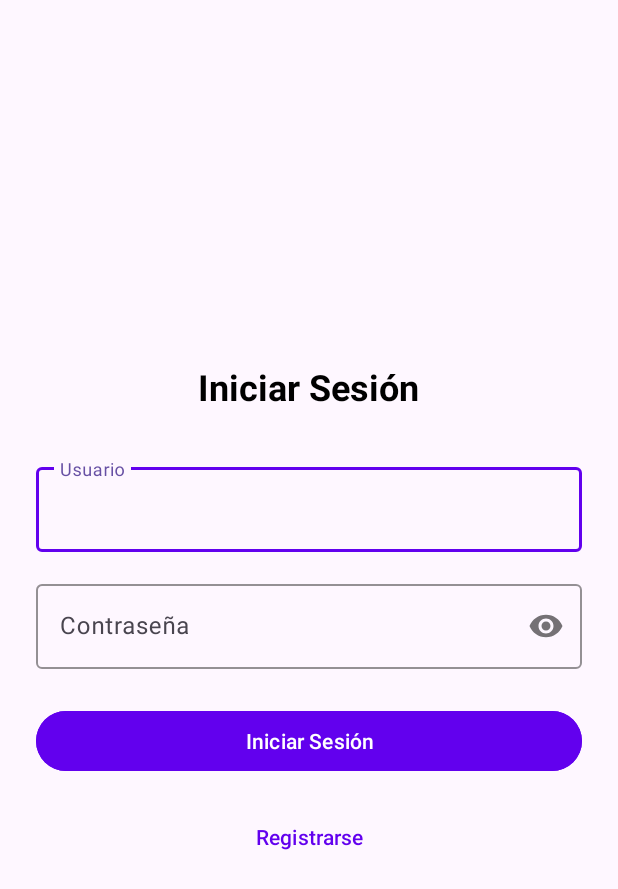
After one commit to LucasAlderete/DAI-Android-Grupo-4, an Android app: the layout auth_fragment_login.xml on its own in the app's theme, with its tools: preview values and no code run, on a phone screen of 412 x 824 dp. The commit adds this screen. Shown: the top 889 px of the screen. Run offline under Robolectric (Android 15) with nearby library versions, the phone set to English and light mode, and no system bars.

Commit message:
fix auth activity xml

```diff
--- a/app/src/main/java/com/example/dai_android_grupo_4/auth/ui/AuthActivity.java
+++ b/app/src/main/java/com/example/dai_android_grupo_4/auth/ui/AuthActivity.java
@@ -6,7 +6,7 @@ import androidx.appcompat.app.AppCompatActivity;
 import androidx.navigation.NavController;
 import androidx.navigation.fragment.NavHostFragment;
 
-import com.uade.exercises.R;
+import com.example.dai_android_grupo_4.R;
 
 import dagger.hilt.android.AndroidEntryPoint;
 
--- /dev/null
+++ b/app/src/main/res/layout/auth_fragment_login.xml
@@ -0,0 +1,70 @@
+<?xml version="1.0" encoding="utf-8"?>
+<LinearLayout xmlns:android="http://schemas.android.com/apk/res/android"
+    xmlns:app="http://schemas.android.com/apk/res-auto"
+    android:layout_width="match_parent"
+    android:layout_height="match_parent"
+    android:orientation="vertical"
+    android:padding="24dp"
+    android:gravity="center">
+
+    <TextView
+        android:layout_width="wrap_content"
+        android:layout_height="wrap_content"
+        android:text="Iniciar Sesión"
+        android:textSize="24sp"
+        android:textStyle="bold"
+        android:layout_marginBottom="32dp"
+        android:textColor="@android:color/black" />
+
+    <com.google.android.material.textfield.TextInputLayout
+        android:layout_width="match_parent"
+        android:layout_height="wrap_content"
+        android:layout_marginBottom="16dp"
+        android:hint="Usuario"
+        app:boxStrokeColor="@color/design_default_color_primary">
+
+        <com.google.android.material.textfield.TextInputEditText
+            android:id="@+id/userEditText"
+            android:layout_width="match_parent"
+            android:layout_height="wrap_content"
+            android:inputType="text"
+            android:maxLines="1" />
+
+    </com.google.android.material.textfield.TextInputLayout>
+
+    <com.google.android.material.textfield.TextInputLayout
+        android:layout_width="match_parent"
+        android:layout_height="wrap_content"
+        android:layout_marginBottom="24dp"
+        android:hint="Contraseña"
+        app:boxStrokeColor="@color/design_default_color_primary"
+        app:passwordToggleEnabled="true">
+
+        <com.google.android.material.textfield.TextInputEditText
+            android:id="@+id/passwordEditText"
+            android:layout_width="match_parent"
+            android:layout_height="wrap_content"
+            android:inputType="textPassword"
+            android:maxLines="1" />
+
+    </com.google.android.material.textfield.TextInputLayout>
+
+    <Button
+        android:id="@+id/loginButton"
+        android:layout_width="match_parent"
+        android:layout_height="wrap_content"
+        android:text="Iniciar Sesión"
+        android:layout_marginBottom="16dp"
+        android:backgroundTint="@color/design_default_color_primary"
+        android:textColor="@android:color/white" />
+
+    <Button
+        android:id="@+id/registerButton"
+        android:layout_width="match_parent"
+        android:layout_height="wrap_content"
+        android:text="Registrarse"
+        android:backgroundTint="@android:color/transparent"
+        android:textColor="@color/design_default_color_primary"
+        style="@style/Widget.Material3.Button.TextButton" />
+
+</LinearLayout>
```
Also changed, not shown: app/src/main/res/layout/auth_activity.xml (added, +21 -0 lines), app/src/main/res/layout/auth_fragment_register.xml (added, +36 -0 lines), app/src/main/res/navigation/auth_nav_graph.xml (added, +33 -0 lines).
